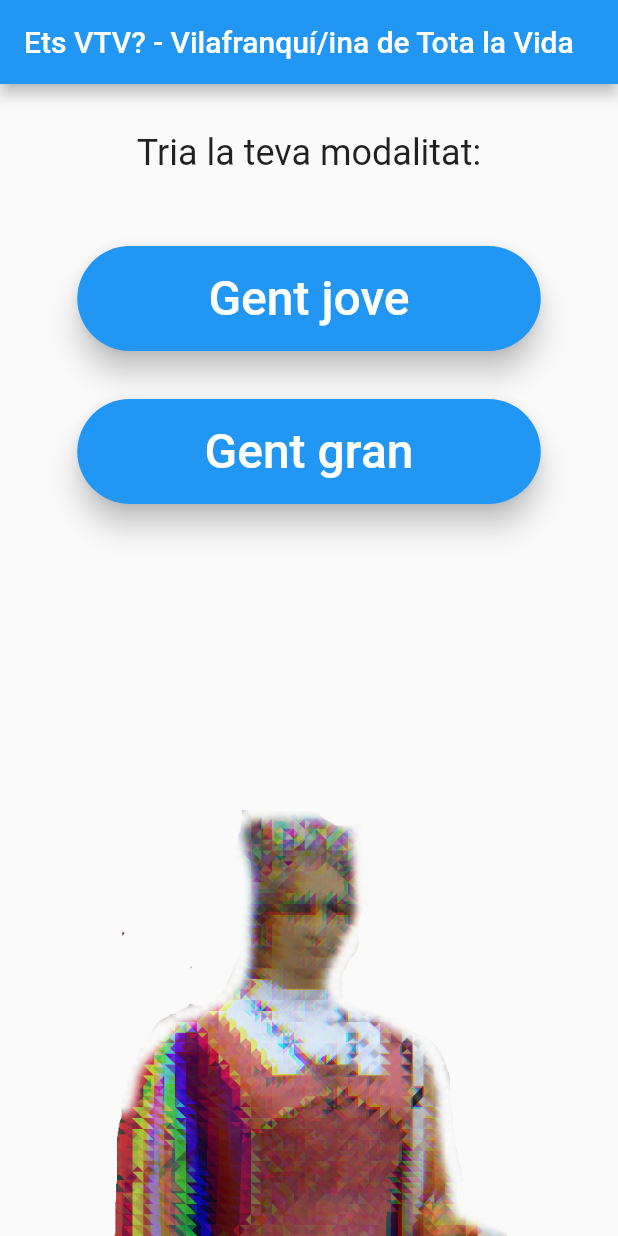
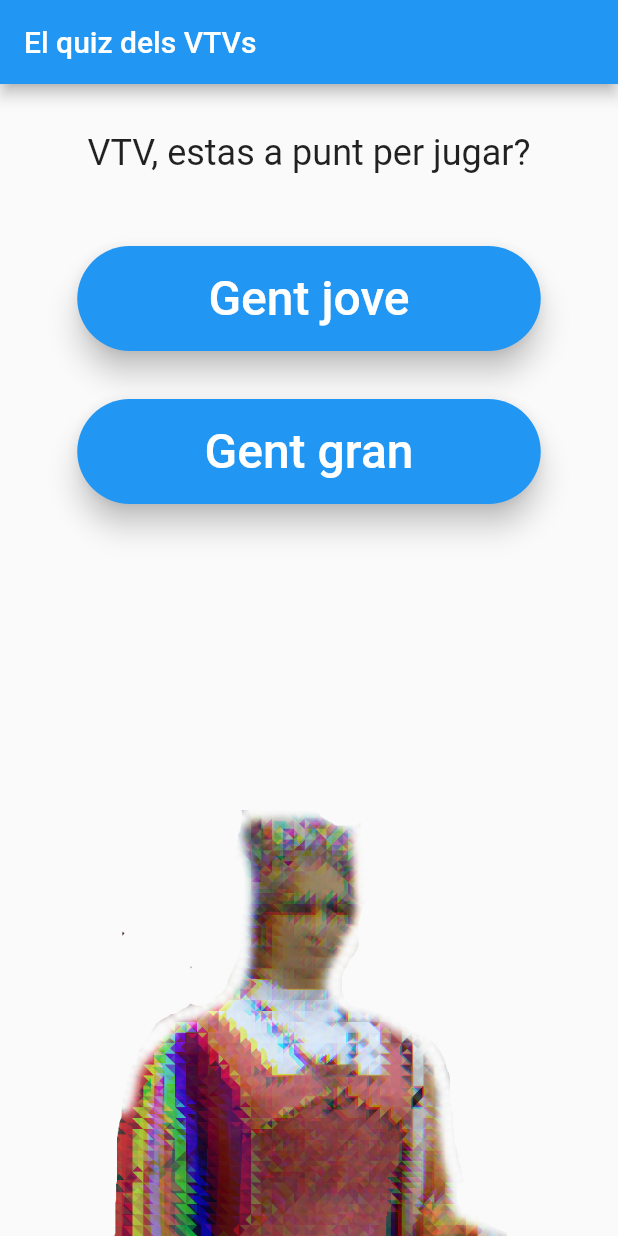
Before and after one commit to petrussola/vtv-app, a Flutter app: the screen it shows after launch, on a phone screen of 412 x 824 dp. Run offline on Flutter 3.47's test engine with Material 2 defaults, Android fonts, the phone set to English and light mode, and no system bars.

Commit message:
Versioning and file renaming

```diff
--- a/lib/datamodel.dart
+++ b/lib/datamodel.dart
@@ -19,6 +19,10 @@ class Age {
         throw Error;
     }
   }
+}
+
+class Quiz {
+
 }
 
 class Question {
--- a/lib/main.dart
+++ b/lib/main.dart
@@ -2,7 +2,7 @@ import 'package:flutter/material.dart';
 import 'package:provider/provider.dart';
 import 'package:vtv_app/app_state.dart';
 import 'package:vtv_app/datamodel.dart';
-import 'package:vtv_app/pregunta_page.dart';
+import 'package:vtv_app/quiz_page.dart';
 
 void main() {
   runApp(const MyApp());
@@ -22,7 +22,7 @@ class MyApp extends StatelessWidget {
           primarySwatch: Colors.blue,
         ),
         home: const MyHomePage(
-            title: 'Ets VTV? - Vilafranquí/ina de Tota la Vida'),
+            title: 'El quiz dels VTVs'),
       ),
     );
   }
@@ -48,7 +48,7 @@ class MyHomePage extends StatelessWidget {
             Padding(
               padding: const EdgeInsets.only(top: 32.0, bottom: 32.0),
               child: Text(
-                'Tria la teva modalitat:',
+                'VTV, estas a punt per jugar?',
                 style: Theme.of(context).textTheme.headlineSmall,
               ),
             ),
--- a/lib/pregunta_wrapper.dart
+++ b/lib/question_wrapper.dart
@@ -2,7 +2,7 @@ import 'package:flutter/material.dart';
 import 'package:provider/provider.dart';
 import 'package:vtv_app/app_state.dart';
 import 'package:vtv_app/datamodel.dart';
-import 'package:vtv_app/resultats_page.dart';
+import 'package:vtv_app/results_page.dart';
 
 class PreguntaWrapper extends StatelessWidget {
   const PreguntaWrapper({super.key, required this.preguntes});
--- a/lib/pregunta_page.dart
+++ b/lib/quiz_page.dart
@@ -2,7 +2,7 @@ import 'package:flutter/material.dart';
 import 'package:provider/provider.dart';
 import 'package:vtv_app/app_state.dart';
 import 'package:vtv_app/datamodel.dart';
-import 'package:vtv_app/pregunta_wrapper.dart';
+import 'package:vtv_app/question_wrapper.dart';
 
 class PreguntaPage extends StatelessWidget {
   const PreguntaPage({super.key, required this.age});
--- a/pubspec.yaml
+++ b/pubspec.yaml
@@ -16,7 +16,7 @@ publish_to: "none" # Remove this line if you wish to publish to pub.dev
 # https://developer.apple.com/library/archive/documentation/General/Reference/InfoPlistKeyReference/Articles/CoreFoundationKeys.html
 # In Windows, build-name is used as the major, minor, and patch parts
 # of the product and file versions while build-number is used as the build suffix.
-version: 0.1.0+2
+version: 0.2.0+3
 
 environment:
   sdk: ">=2.19.4 <3.0.0"
```
Also changed, not shown: lib/results_page.dart (renamed from lib/resultats_page.dart).
